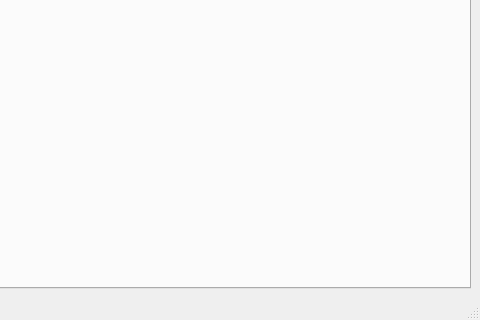
Before: the Qt Designer form mainwindow.ui in Za012/MMA-Posture, drawn with Qt 5; both pictures show x 442 to 922 and y 261 to 581 of the 922 by 581 pixel window.
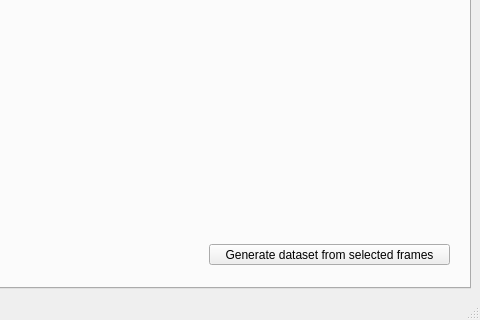
After: the same form once the commit is applied.

Diff of the .ui file:
```diff
--- a/mainwindow.ui
+++ b/mainwindow.ui
@@ -298,6 +298,19 @@
          <string/>
         </property>
        </widget>
+       <widget class="QPushButton" name="generateDatasetButton">
+        <property name="geometry">
+         <rect>
+          <x>640</x>
+          <y>470</y>
+          <width>241</width>
+          <height>21</height>
+         </rect>
+        </property>
+        <property name="text">
+         <string>Generate dataset from selected frames</string>
+        </property>
+       </widget>
       </widget>
       <widget class="QWidget" name="teach">
        <attribute name="title">
```
